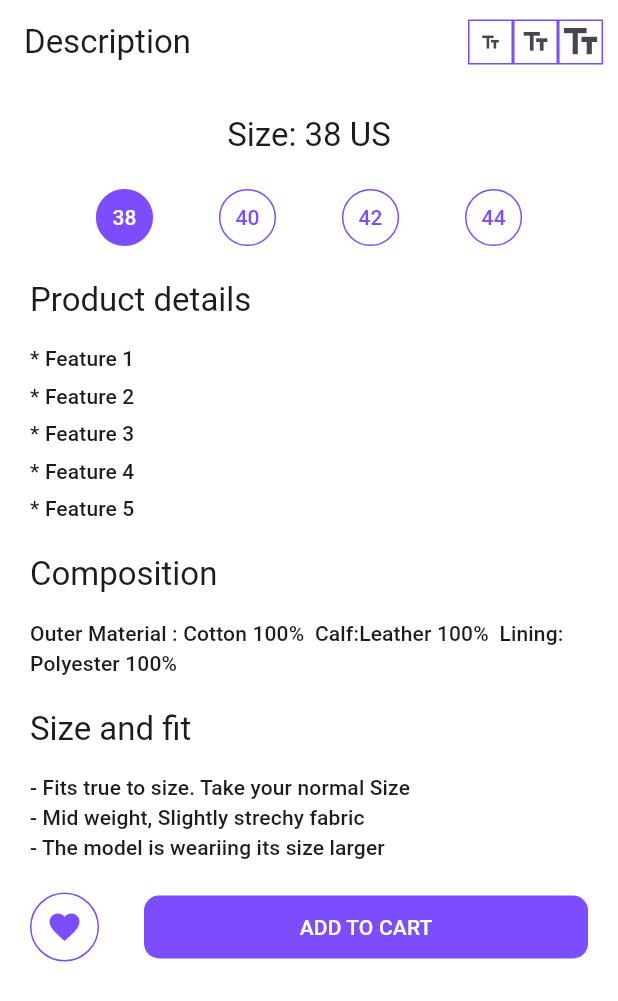
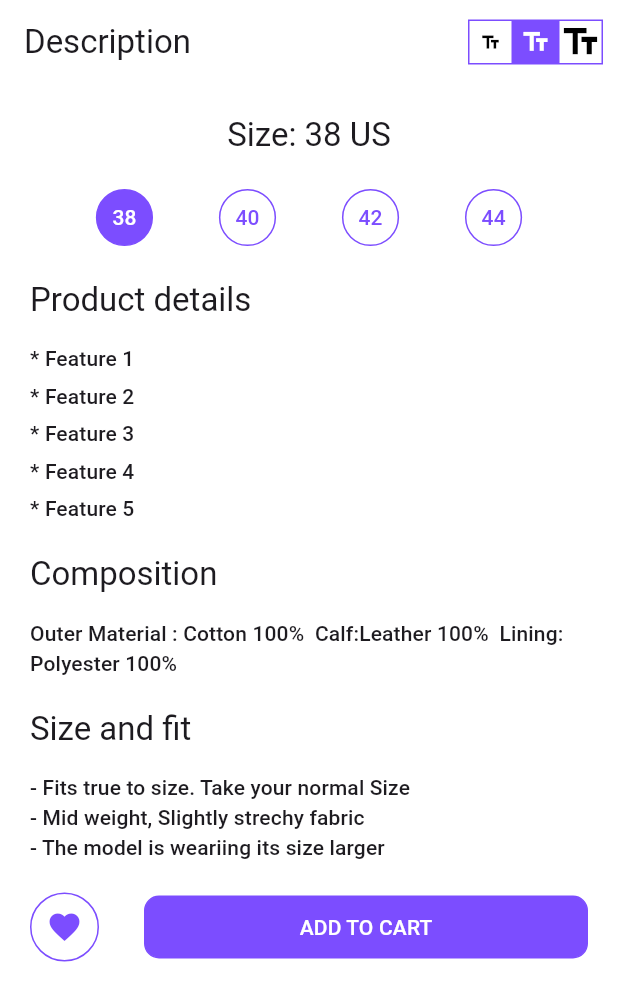
Before and after one commit to Mirzaazmath/flutter_text_scaling_example, a Flutter app: the screen it shows after launch, on a phone screen of 412 x 824 dp. Shown: the top 1001 px of the screen. Run offline on Flutter 3.47's test engine with Material 3 defaults, Android fonts, the phone set to English and light mode, and no system bars; our stand-ins replace flutter_riverpod.

Commit message:
enhance ui in btn

```diff
--- a/lib/screens/home_screen.dart
+++ b/lib/screens/home_screen.dart
@@ -17,6 +17,7 @@ class HomeScreen extends StatelessWidget {
         actions: [
           Consumer(
             builder: (context, ref, child) {
+              final textScale = ref.watch(scaleProvider);
               return Row(
                 children: [
                   GestureDetector(
@@ -27,10 +28,10 @@ class HomeScreen extends StatelessWidget {
                       height: 30,
                       width: 30,
                       decoration: BoxDecoration(
-                        color: Colors.white,
+                        color:textScale==0.8?primaryColor: Colors.white,
                         border: Border.all(color: primaryColor),
                       ),
-                      child: Icon(Icons.text_fields_outlined, size: 14),
+                      child: Icon(Icons.text_fields_outlined, size: 14,color: textScale==0.8?Colors.white:Colors.black,),
                     ),
                   ),
                   GestureDetector(
@@ -41,10 +42,10 @@ class HomeScreen extends StatelessWidget {
                       height: 30,
                       width: 30,
                       decoration: BoxDecoration(
-                        color: Colors.white,
+                        color: textScale==1.0?primaryColor: Colors.white,
                         border: Border.all(color: primaryColor),
                       ),
-                      child: Icon(Icons.text_fields_outlined, size: 20),
+                      child: Icon(Icons.text_fields_outlined, size: 20,color: textScale==1.0?Colors.white:Colors.black,),
                     ),
                   ),
                   GestureDetector(
@@ -55,10 +56,10 @@ class HomeScreen extends StatelessWidget {
                       height: 30,
                       width: 30,
                       decoration: BoxDecoration(
-                        color: Colors.white,
+                        color: textScale==1.8?primaryColor: Colors.white,
                         border: Border.all(color: primaryColor),
                       ),
-                      child: Icon(Icons.text_fields_outlined, size: 28),
+                      child: Icon(Icons.text_fields_outlined, size: 28,color: textScale==1.8?Colors.white:Colors.black,),
                     ),
                   ),
                 ],
```
